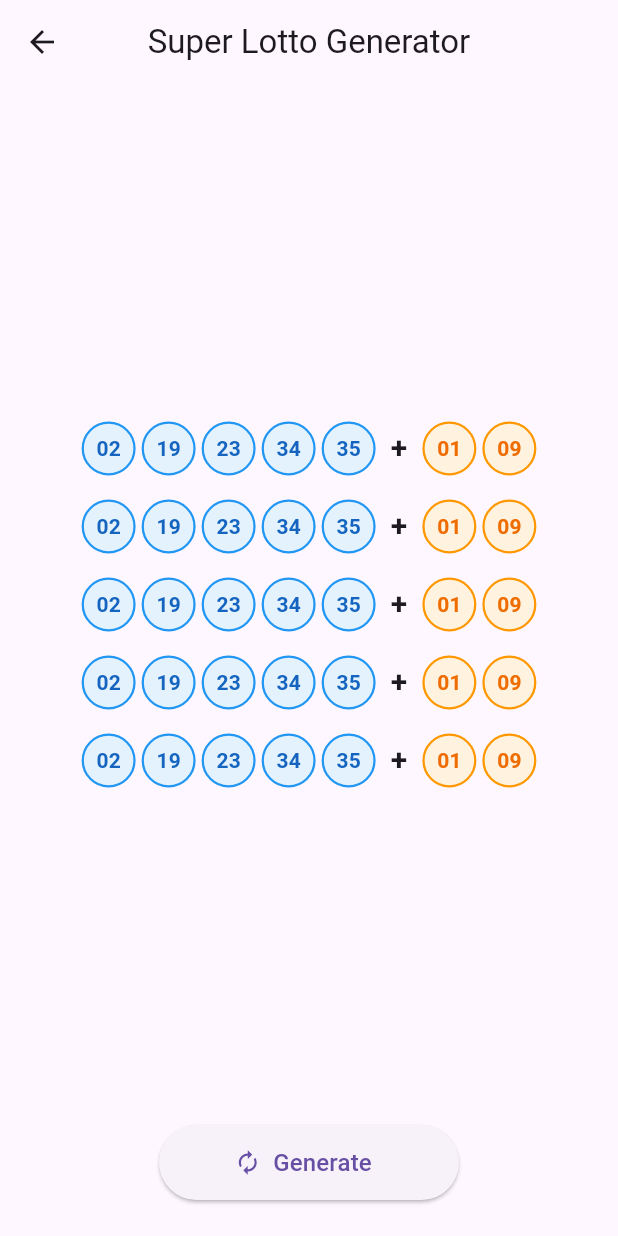
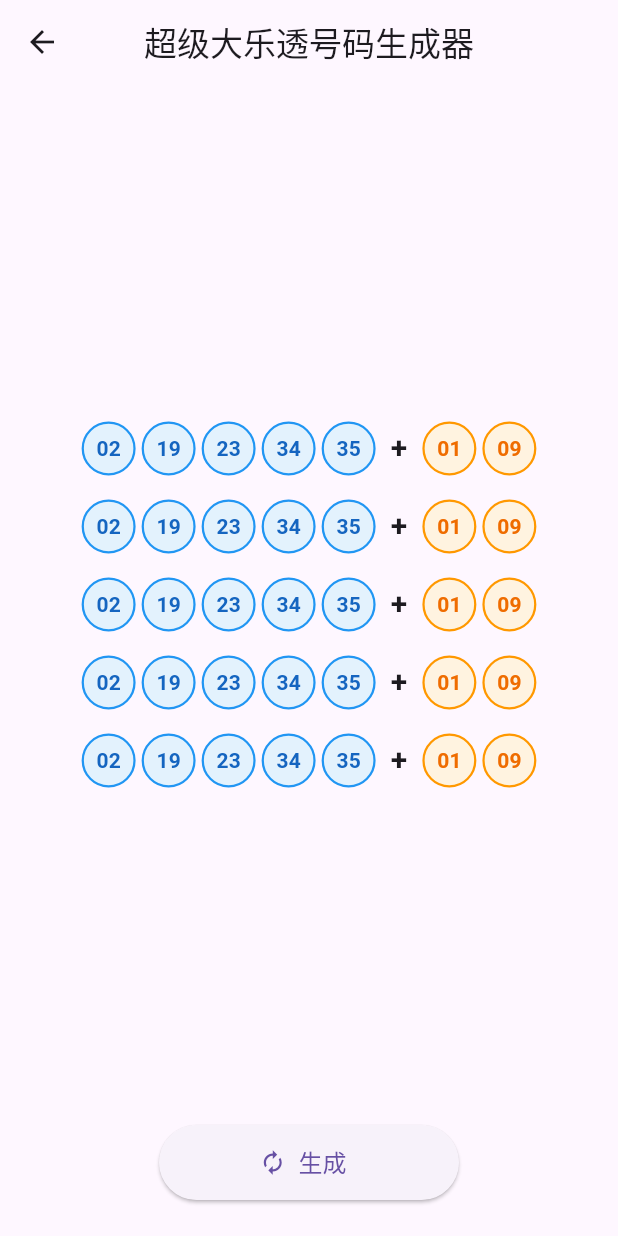
Before and after one commit to Netsh-f/FerryTools, a Flutter app: the LottoPage screen opened directly, on a phone screen of 412 x 824 dp. Run offline on Flutter 3.47's test engine with Material 3 defaults, Android fonts, the phone set to English and light mode, and no system bars; our stand-ins replace shared_preferences; accounts and stored records are empty.

Commit message:
修改大乐透生成器页面为中文

```diff
--- a/lib/pages/lotto_page.dart
+++ b/lib/pages/lotto_page.dart
@@ -53,7 +53,7 @@ class _LottoPageState extends State<LottoPage> {
   Widget build(BuildContext context) {
     return Scaffold(
       appBar: AppBar(
-        title: const Text('Super Lotto Generator'),
+        title: const Text('超级大乐透号码生成器'),
         centerTitle: true,
       ),
       body: Column(
@@ -74,7 +74,7 @@ class _LottoPageState extends State<LottoPage> {
             child: ElevatedButton.icon(
               onPressed: _generateLotto,
               icon: const Icon(Icons.autorenew),
-              label: const Text('Generate', style: TextStyle(fontSize: 16)),
+              label: const Text('生成', style: TextStyle(fontSize: 16)),
               style: ElevatedButton.styleFrom(
                 minimumSize: const Size(200, 50),
                 shape: RoundedRectangleBorder(
```
